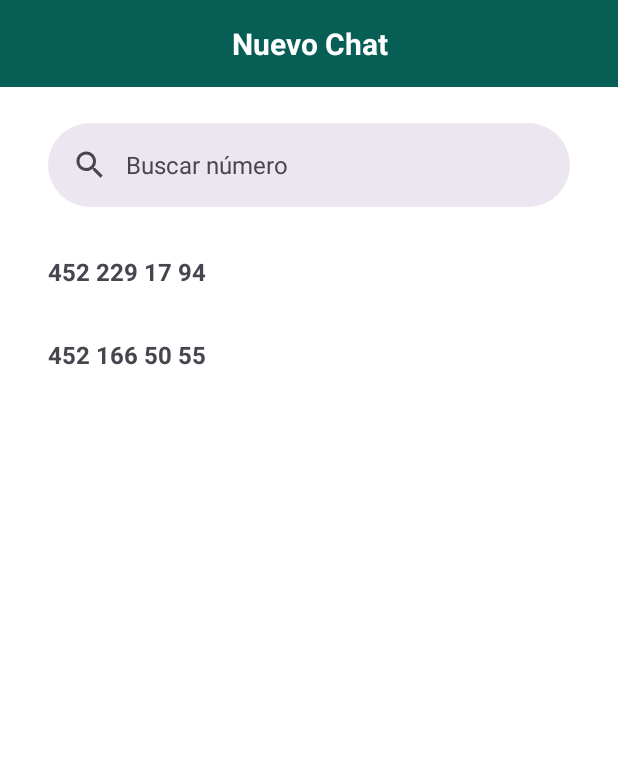
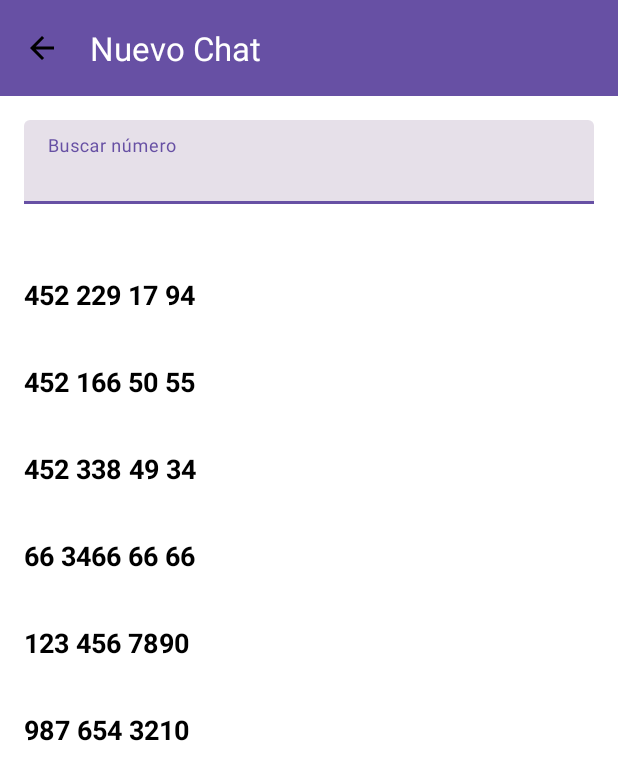
Before and after one commit to PowerMonk/Whatsapp_Clone, an Android app: the nuevo_chat screen opened directly, with no data from a screen before it, on a phone screen of 412 x 824 dp. Shown: the top 780 px of the screen. Run offline under Robolectric (Android 15) with nearby library versions, the phone set to English and light mode, and no system bars.

Commit message:
D Implementación de NuevoChatAdapter y mejoras en interfaz de nuevo_chat
- Se creó la clase  para manejar el RecyclerView de nuevos chats.
- Se añadió el layout  para definir la vista individual de cada ítem.
- Se modificó  para incorporar la estructura del RecyclerView.
- Se actualizó la clase Java  para conectar con el adapter.
- Se integró un  como encabezado en los layouts para una interfaz más consistente.

```diff
--- a/app/build.gradle.kts
+++ b/app/build.gradle.kts
@@ -33,7 +33,6 @@ android {
 
 dependencies {
 
-    implementation(libs.material)
     implementation(libs.appcompat)
     implementation(libs.material)
     implementation(libs.activity)
--- /dev/null
+++ b/app/src/main/java/com/lccm/practicaapp7/NuevoChatAdapter.java
@@ -0,0 +1,63 @@
+package com.lccm.practicaapp7;
+
+import android.view.LayoutInflater;
+import android.view.View;
+import android.view.ViewGroup;
+import android.widget.TextView;
+
+import androidx.annotation.NonNull;
+import androidx.recyclerview.widget.RecyclerView;
+
+import java.util.ArrayList;
+import java.util.List;
+
+public class NuevoChatAdapter extends RecyclerView.Adapter<NuevoChatAdapter.ViewHolder> {
+
+    private List<String> numerosOriginales;
+    private List<String> numerosFiltrados;
+
+    public NuevoChatAdapter(List<String> numeros) {
+        this.numerosOriginales = new ArrayList<>(numeros);
+        this.numerosFiltrados = new ArrayList<>(numeros);
+    }
+
+    @NonNull
+    @Override
+    public ViewHolder onCreateViewHolder(@NonNull ViewGroup parent, int viewType) {
+        View view = LayoutInflater.from(parent.getContext()).inflate(R.layout.item_nuevo_chat, parent, false);
+        return new ViewHolder(view);
+    }
+
+    @Override
+    public void onBindViewHolder(@NonNull ViewHolder holder, int position) {
+        holder.numeroTextView.setText(numerosFiltrados.get(position));
+    }
+
+    @Override
+    public int getItemCount() {
+        return numerosFiltrados.size();
+    }
+
+    public void filtrar(String texto) {
+        numerosFiltrados.clear();
+        if (texto.isEmpty()) {
+            numerosFiltrados.addAll(numerosOriginales);
+        } else {
+            for (String numero : numerosOriginales) {
+                if (numero.contains(texto)) {
+                    numerosFiltrados.add(numero);
+                }
+            }
+        }
+        notifyDataSetChanged();
+    }
+
+    public static class ViewHolder extends RecyclerView.ViewHolder {
+        TextView numeroTextView;
+
+        public ViewHolder(View itemView) {
+            super(itemView);
+            numeroTextView = itemView.findViewById(R.id.numeroTextView);
+        }
+    }
+}
--- a/app/src/main/java/com/lccm/practicaapp7/nuevo_chat.java
+++ b/app/src/main/java/com/lccm/practicaapp7/nuevo_chat.java
@@ -1,24 +1,57 @@
+// nuevochat.java
 package com.lccm.practicaapp7;
 
 import android.os.Bundle;
+import android.text.Editable;
+import android.text.TextWatcher;
 
-import androidx.activity.EdgeToEdge;
 import androidx.appcompat.app.AppCompatActivity;
-import androidx.core.graphics.Insets;
-import androidx.core.view.ViewCompat;
-import androidx.core.view.WindowInsetsCompat;
+import androidx.recyclerview.widget.LinearLayoutManager;
+import androidx.recyclerview.widget.RecyclerView;
+
+import com.google.android.material.textfield.TextInputEditText;
+
+import java.util.ArrayList;
+import java.util.Arrays;
+import java.util.List;
 
 public class nuevo_chat extends AppCompatActivity {
+
+    private TextInputEditText inputBusqueda;
+    private RecyclerView recyclerView;
+    private NuevoChatAdapter adapter;
+    private List<String> listaNumeros;
 
     @Override
     protected void onCreate(Bundle savedInstanceState) {
         super.onCreate(savedInstanceState);
-        EdgeToEdge.enable(this);
         setContentView(R.layout.nuevo_chat);
-        ViewCompat.setOnApplyWindowInsetsListener(findViewById(R.id.new_chat_layout), (v, insets) -> {
-            Insets systemBars = insets.getInsets(WindowInsetsCompat.Type.systemBars());
-            v.setPadding(systemBars.left, systemBars.top, systemBars.right, systemBars.bottom);
-            return insets;
+
+        inputBusqueda = findViewById(R.id.input_busqueda);
+        recyclerView = findViewById(R.id.recycler_view_numeros);
+        recyclerView.setLayoutManager(new LinearLayoutManager(this));
+
+        listaNumeros = Arrays.asList(
+                "452 229 17 94",
+                "452 166 50 55",
+                "452 338 49 34",
+                "66 3466 66 66",
+                "123 456 7890",
+                "987 654 3210"
+        );
+
+        adapter = new NuevoChatAdapter(new ArrayList<>(listaNumeros));
+        recyclerView.setAdapter(adapter);
+
+        inputBusqueda.addTextChangedListener(new TextWatcher() {
+            @Override
+            public void beforeTextChanged(CharSequence s, int start, int count, int after) {}
+            @Override
+            public void onTextChanged(CharSequence s, int start, int before, int count) {
+                adapter.filtrar(s.toString());
+            }
+            @Override
+            public void afterTextChanged(Editable s) {}
         });
     }
 }
--- a/app/src/main/res/layout/activity_contact_list.xml
+++ b/app/src/main/res/layout/activity_contact_list.xml
@@ -7,15 +7,18 @@
     android:layout_height="match_parent"
     android:orientation="vertical">
 
-    <TextView
+
+    <com.google.android.material.appbar.MaterialToolbar
+        android:id="@+id/topAppBar"
+        style="@style/Widget.Material3.Toolbar"
         android:layout_width="match_parent"
         android:layout_height="wrap_content"
-        android:text="Chats"
-        android:textSize="20sp"
-        android:textStyle="bold"
-        android:background="#075E54"
-        android:textColor="#FFFFFF"
-        android:padding="15dp"/>
+        android:background="?attr/colorPrimary"
+        app:title="Chats"
+        app:titleTextColor="@color/white"
+        android:theme="@style/ThemeOverlay.Material3.Dark.ActionBar"
+
+        />
 
     <androidx.coordinatorlayout.widget.CoordinatorLayout
         android:layout_width="match_parent"
--- a/app/src/main/res/layout/chat.xml
+++ b/app/src/main/res/layout/chat.xml
@@ -16,7 +16,7 @@
         android:layout_width="match_parent"
         android:layout_height="wrap_content"
         android:background="?attr/colorPrimary"
-        android:title="Chat: 452 229 17 94"
+        app:title="Chat: 452 229 17 94"
         app:titleTextColor="@color/white"
         android:theme="@style/ThemeOverlay.Material3.Dark.ActionBar"
         app:navigationIcon="@drawable/ic_baseline_arrow_back_24"
--- /dev/null
+++ b/app/src/main/res/layout/item_nuevo_chat.xml
@@ -0,0 +1,13 @@
+<?xml version="1.0" encoding="utf-8"?>
+<TextView xmlns:android="http://schemas.android.com/apk/res/android"
+    android:id="@+id/numeroTextView"
+    android:layout_width="match_parent"
+    android:layout_height="wrap_content"
+    android:padding="16dp"
+    android:textColor="#000000"
+    android:textSize="18sp"
+    android:background="?attr/selectableItemBackground"
+    android:textStyle="bold"
+    android:gravity="start"
+    android:layout_marginBottom="1dp"
+    android:backgroundTint="#EEEEEE" />
--- a/app/src/main/res/layout/nuevo_chat.xml
+++ b/app/src/main/res/layout/nuevo_chat.xml
@@ -1,99 +1,57 @@
+<?xml version="1.0" encoding="utf-8"?>
 <androidx.coordinatorlayout.widget.CoordinatorLayout xmlns:android="http://schemas.android.com/apk/res/android"
     xmlns:app="http://schemas.android.com/apk/res-auto"
     xmlns:tools="http://schemas.android.com/tools"
     android:id="@+id/new_chat_layout"
     android:layout_width="match_parent"
     android:layout_height="match_parent"
-    android:background="#FFFFFF">
-    <TextView
-        android:layout_width="match_parent"
-        android:layout_height="wrap_content"
-        android:background="#075E54"
-        android:gravity="center"
-        android:padding="15dp"
-        android:text="Nuevo Chat"
-        android:textColor="#FFFFFF"
-        android:textSize="20sp"
-        android:textStyle="bold" />
-    <!-- Contenedor desplazable -->
-    <androidx.core.widget.NestedScrollView
+    android:background="#FFFFFF"
+    tools:context=".nuevo_chat">
+
+    <LinearLayout
         android:layout_width="match_parent"
         android:layout_height="match_parent"
-        app:layout_behavior="@string/searchbar_scrolling_view_behavior">
+        android:orientation="vertical">
 
-        <LinearLayout
+        <com.google.android.material.appbar.MaterialToolbar
+            android:id="@+id/topAppBar"
+            style="@style/Widget.Material3.Toolbar"
             android:layout_width="match_parent"
             android:layout_height="wrap_content"
-            android:orientation="vertical"
-            android:padding="16dp">
+            android:background="?attr/colorPrimary"
+            app:title="Nuevo Chat"
+            app:titleTextColor="@color/white"
+            android:theme="@style/ThemeOverlay.Material3.Dark.ActionBar"
+            app:navigationIcon="@drawable/ic_baseline_arrow_back_24"
+            />
 
-            <!-- Espacio para un título visual -->
+        <!-- Input de búsqueda con estilo Material -->
+        <com.google.android.material.textfield.TextInputLayout
+            android:id="@+id/text_input_layout"
+            android:layout_width="match_parent"
+            android:layout_height="wrap_content"
+            android:paddingTop="30dp"
+            android:padding="16dp"
+            android:hint="Buscar número"
+            style="@style/Widget.Material3.TextInputLayout.FilledBox">
 
-            <!-- Lista de contactos -->
+            <com.google.android.material.textfield.TextInputEditText
+                android:id="@+id/input_busqueda"
+                android:layout_width="match_parent"
+                android:layout_height="wrap_content"
+                android:inputType="textNoSuggestions|textVisiblePassword"
+                android:digits="0123456789" />
+        </com.google.android.material.textfield.TextInputLayout>
 
-
-            <LinearLayout
-                android:id="@+id/contactListContainer"
-                android:layout_width="match_parent"
-                android:layout_height="589dp"
-                android:orientation="vertical"
-                android:paddingTop="50dp">
-
-                <com.google.android.material.search.SearchBar
-                    android:id="@+id/search_bar"
-                    android:layout_width="match_parent"
-                    android:layout_height="wrap_content"
-                    android:hint="Buscar número"
-                    app:defaultMarginsEnabled="true"
-                    app:layout_scrollFlags="scroll|enterAlways" />
-
-                <TextView
-                    android:id="@+id/contact1"
-                    android:layout_width="match_parent"
-                    android:layout_height="wrap_content"
-                    android:layout_marginBottom="1dp"
-                    android:background="?android:attr/selectableItemBackground"
-                    android:clickable="true"
-                    android:focusable="true"
-                    android:padding="16dp"
-                    android:text="452 229 17 94"
-                    android:textSize="16sp"
-                    android:textStyle="bold" />
-
-                <TextView
-                    android:id="@+id/contact2"
-                    android:layout_width="match_parent"
-                    android:layout_height="65dp"
-                    android:layout_marginBottom="1dp"
-                    android:background="?android:attr/selectableItemBackground"
-                    android:clickable="true"
-                    android:focusable="true"
-                    android:padding="16dp"
-                    android:text="452 166 50 55"
-                    android:textSize="16sp"
-                    android:textStyle="bold" />
-
-                <com.google.android.material.search.SearchView
-                    android:id="@+id/search_view"
-                    android:layout_width="wrap_content"
-                    android:layout_height="761dp"
-                    android:hint="Buscar número o contacto">
-
-                    <!-- Aquí puedes agregar un RecyclerView con resultados, si quieres -->
-                </com.google.android.material.search.SearchView>
-
-
-            </LinearLayout>
-        </LinearLayout>
-    </androidx.core.widget.NestedScrollView>
-
-    <!-- SearchBar fija en la parte superior -->
-    <com.google.android.material.appbar.AppBarLayout
-        android:layout_width="match_parent"
-        android:layout_height="wrap_content">
-
-    </com.google.android.material.appbar.AppBarLayout>
-
-    <!-- Vista de búsqueda -->
+        <!-- Lista de contactos -->
+        <androidx.recyclerview.widget.RecyclerView
+            android:id="@+id/recycler_view_numeros"
+            android:layout_width="match_parent"
+            android:layout_height="0dp"
+            android:layout_weight="1"
+            android:paddingTop="16dp"
+            android:clipToPadding="false"
+            tools:listitem="@layout/item_nuevo_chat" />
+    </LinearLayout>
 
 </androidx.coordinatorlayout.widget.CoordinatorLayout>
--- a/app/src/main/res/values/strings.xml
+++ b/app/src/main/res/values/strings.xml
@@ -2,4 +2,5 @@
     <string name="app_name">Practica APP7</string>
     <string name="fab_content_desc">Agregar nuevo elemento</string>
 
+
 </resources>
--- a/gradle/libs.versions.toml
+++ b/gradle/libs.versions.toml
@@ -4,7 +4,7 @@ junit = "4.13.2"
 junitVersion = "1.2.1"
 espressoCore = "3.6.1"
 appcompat = "1.7.0"
-material = "1.12.0"
+material = "1.14.0-alpha01"
 activity = "1.10.1"
 constraintlayout = "2.2.1"
 
```
